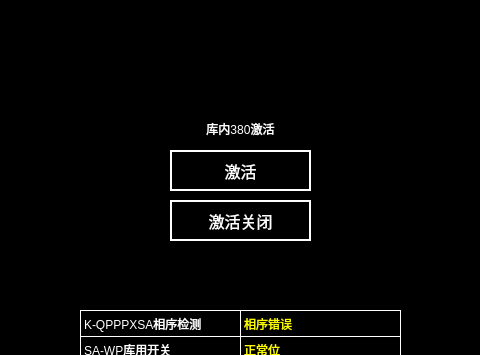
The window that main_380.ui (isliulin/Plan85HMI) describes before a commit, drawn with Qt 5; both pictures show x 160 to 640 and y 0 to 355 of the 800 by 500 pixel window.
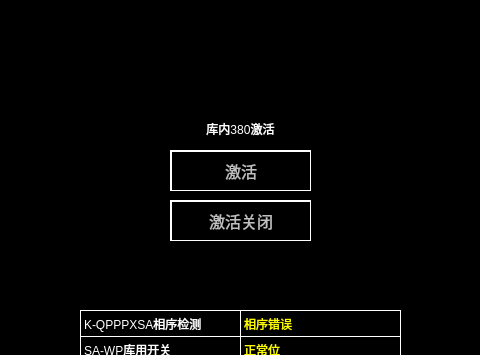
The same window after the commit.

```diff
--- a/main_380.ui
+++ b/main_380.ui
@@ -20,11 +20,7 @@
 }
 QPushButton
 {
-	font:14px;
-    color: rgb(0,0,0);
-	background-color: rgb(0, 255, 0);
-	border-top: 2px solid white;	
-	border-left: 2px solid white;
+font: 16px;color: rgb(192,192,192);background-color: rgb(0, 0, 0);border: 1px solid white;border-top: 2px solid white;border-left: 2px solid white;
 }
 QLabel
 {
@@ -42,10 +38,7 @@
     </rect>
    </property>
    <property name="styleSheet">
-    <string notr="true">	font:16px;
-    color: rgb(255,255,255);
-	background-color: rgb(0, 0, 0);
-border:2px solid white;</string>
+    <string notr="true"/>
    </property>
    <property name="text">
     <string>激活</string>
@@ -61,10 +54,7 @@
     </rect>
    </property>
    <property name="styleSheet">
-    <string notr="true">	font:16px;
-    color: rgb(255,255,255);
-	background-color: rgb(0, 0, 0);
-border:2px solid white;</string>
+    <string notr="true"/>
    </property>
    <property name="text">
     <string>激活关闭</string>
```
